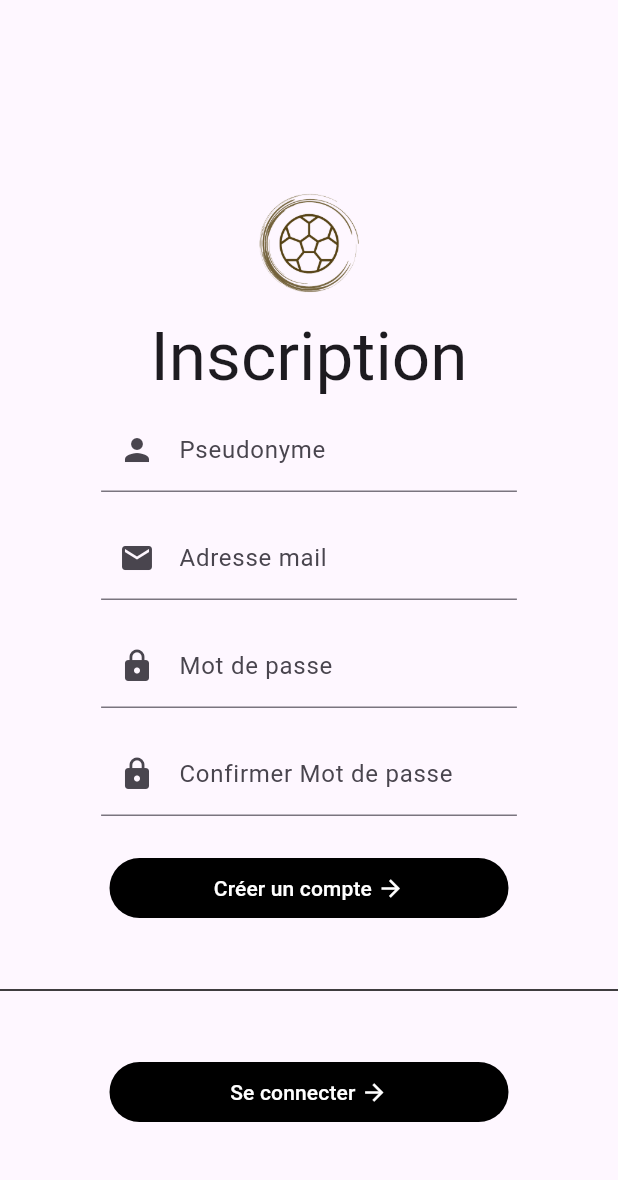
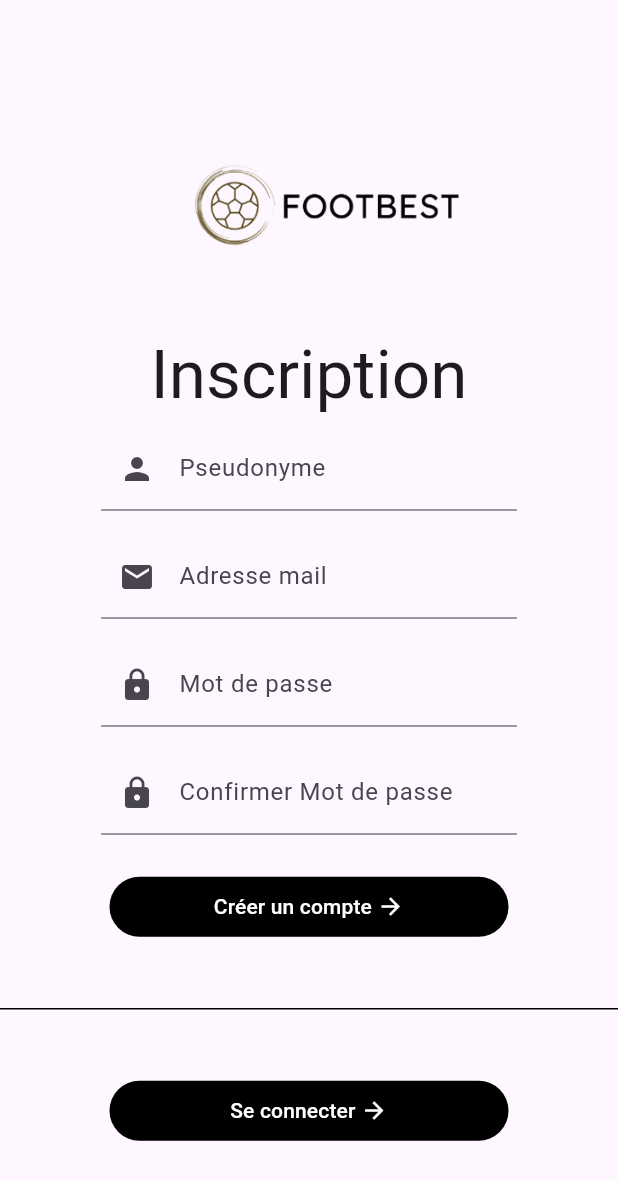
Before and after one commit to RobinCarpentier/FootBest, a Flutter app: the screen it shows after launch, after a tap on "S'inscrire", on a phone screen of 412 x 824 dp. Shown: the top 1180 px of the screen. Run offline on Flutter 3.47's test engine with Material 3 defaults, Android fonts, the light colour scheme and no system bars.

Commit message:
MAJ Logo FootBest

```diff
--- a/lib/createAccount.dart
+++ b/lib/createAccount.dart
@@ -27,9 +27,9 @@ class createAccount extends StatelessWidget {
           children: <Widget>[
             Image.asset(
               'assets/Logo_Footbest.png',
-              width: 100, // Ajustez la largeur selon vos besoins
-              height: 100, // Ajustez la hauteur selon vos besoins
+              height: 75, // Ajustez la hauteur
             ),
+            const SizedBox(height: 50), // Ajouter de l'espace
             Text(
               'Inscription',
               style: Theme.of(context).textTheme.displayMedium,
--- a/lib/main.dart
+++ b/lib/main.dart
@@ -71,9 +71,6 @@ class _MyHomePageState extends State<MyHomePage> {
         // Colors.amber, perhaps?) and trigger a hot reload to see the AppBar
         // change color while the other colors stay the same.
         backgroundColor: Colors.white,
-        // Here we take the value from the MyHomePage object that was created by
-        // the App.build method, and use it to set our appbar title.
-        title: const Text('FootBest'),
       ),
       body: Center(
         // Center is a layout widget. It takes a single child and positions it
@@ -96,9 +93,9 @@ class _MyHomePageState extends State<MyHomePage> {
           children: <Widget>[
             Image.asset(
               'assets/Logo_Footbest.png',
-              width: 100, // Ajustez la largeur selon vos besoins
-              height: 100, // Ajustez la hauteur selon vos besoins
+              height: 75, // Ajustez la hauteur
             ),
+            const SizedBox(height: 50), // Ajouter de l'espace
             Text(
               'Connexion',
               style: Theme.of(context).textTheme.displayMedium,
```
Also changed, not shown: assets/Logo_Footbest.png.
